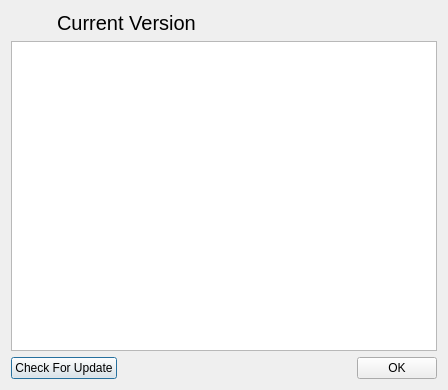
Qt form BerEditor/about_dlg.ui (jykim74/BerEditor) before a commit.
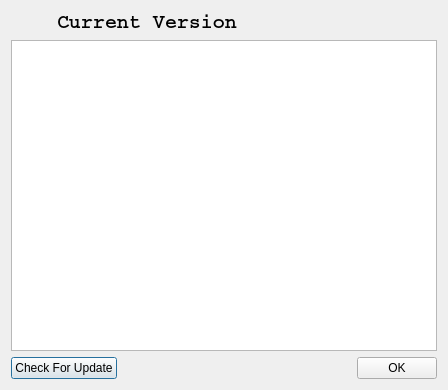
The same form after that commit. Icons and pictures are not drawn.

What changed in the file:
```diff
--- a/BerEditor/about_dlg.ui
+++ b/BerEditor/about_dlg.ui
@@ -43,7 +43,10 @@
       <widget class="QLabel" name="mVersionLabel">
        <property name="font">
         <font>
+         <family>Courier</family>
          <pointsize>15</pointsize>
+         <weight>75</weight>
+         <bold>true</bold>
         </font>
        </property>
        <property name="text">
```
